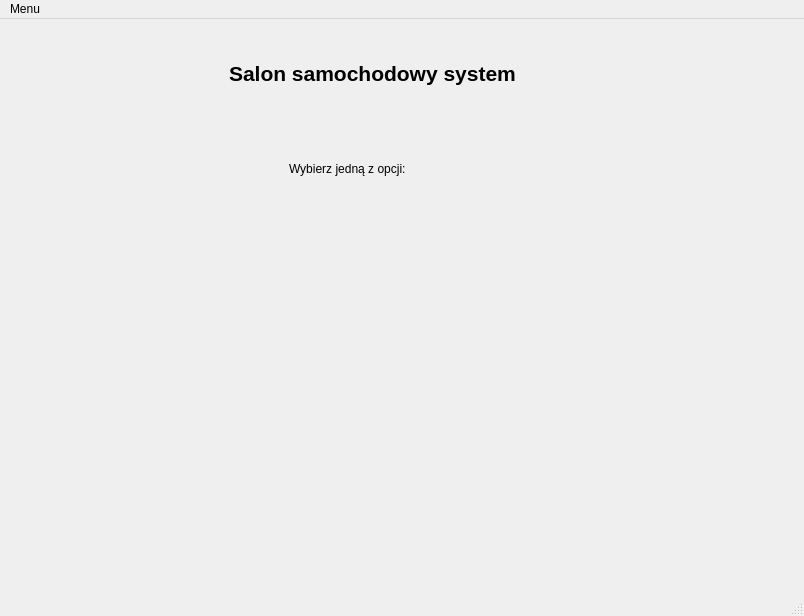
GregoryKoz/pk4Proj, file mainwindow.ui: the form before one commit.
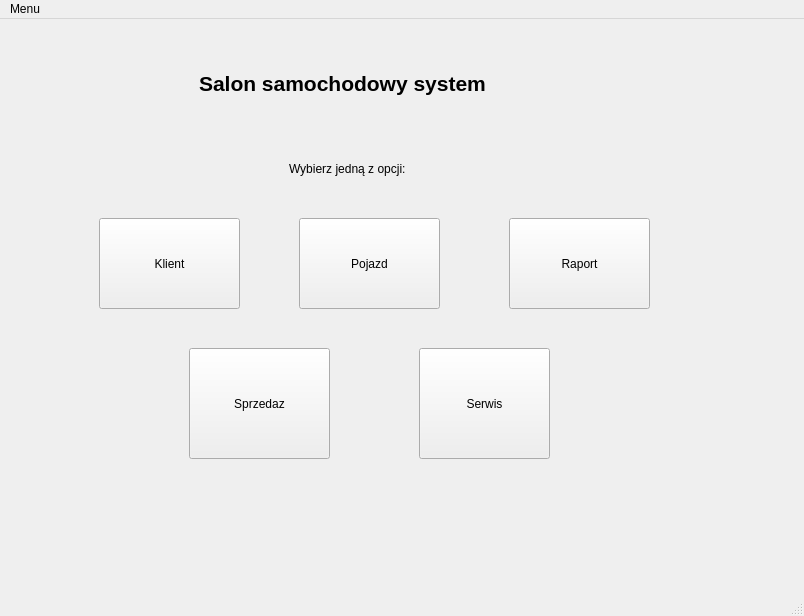
The form after the commit. Icons and pictures are not drawn.

```diff
--- a/mainwindow.ui
+++ b/mainwindow.ui
@@ -36,8 +36,8 @@
        <widget class="QLabel" name="label">
         <property name="geometry">
          <rect>
-          <x>220</x>
-          <y>20</y>
+          <x>190</x>
+          <y>30</y>
           <width>381</width>
           <height>51</height>
          </rect>
@@ -65,6 +65,71 @@
          <string>Wybierz jedną z opcji:</string>
         </property>
        </widget>
+       <widget class="QPushButton" name="btnStronaKlient">
+        <property name="geometry">
+         <rect>
+          <x>90</x>
+          <y>190</y>
+          <width>141</width>
+          <height>91</height>
+         </rect>
+        </property>
+        <property name="text">
+         <string>Klient</string>
+        </property>
+       </widget>
+       <widget class="QPushButton" name="btnStronaPojazd">
+        <property name="geometry">
+         <rect>
+          <x>290</x>
+          <y>190</y>
+          <width>141</width>
+          <height>91</height>
+         </rect>
+        </property>
+        <property name="text">
+         <string>Pojazd</string>
+        </property>
+       </widget>
+       <widget class="QPushButton" name="btnStronaRaport">
+        <property name="geometry">
+         <rect>
+          <x>500</x>
+          <y>190</y>
+          <width>141</width>
+          <height>91</height>
+         </rect>
+        </property>
+        <property name="text">
+         <string>Raport</string>
+        </property>
+       </widget>
+       <widget class="QPushButton" name="btnStronaSprzedaz">
+        <property name="geometry">
+         <rect>
+          <x>180</x>
+          <y>320</y>
+          <width>141</width>
+          <height>111</height>
+         </rect>
+        </property>
+        <property name="text">
+         <string>Sprzedaz</string>
+        </property>
+       </widget>
+       <widget class="QPushButton" name="btnStronaSerwis">
+        <property name="geometry">
+         <rect>
+          <x>410</x>
+          <y>320</y>
+          <width>131</width>
+          <height>111</height>
+         </rect>
+        </property>
+        <property name="text">
+         <string>Serwis</string>
+        </property>
+       </widget>
       </widget>
       <widget class="QWidget" name="pageKlienci">
        <property name="styleSheet">
```
